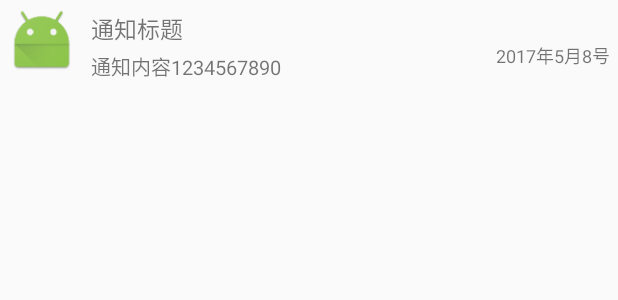
After one commit to sshhsun-code/SecurityApp, an Android app: the layout notify_data_item.xml on its own in the app's theme, with its tools: preview values and no code run, on a phone screen of 412 x 824 dp. The commit adds this screen. Shown: the top 300 px of the screen. Run offline under Robolectric (Android 15) with nearby library versions, the phone set to English and light mode, and no system bars.

Commit message:
[Notify] 通知拦截界面进行适配

```diff
--- /dev/null
+++ b/app/src/main/res/layout/notify_data_item.xml
@@ -0,0 +1,51 @@
+<?xml version="1.0" encoding="utf-8"?>
+<RelativeLayout xmlns:android="http://schemas.android.com/apk/res/android"
+    android:orientation="horizontal"
+    android:layout_width="match_parent"
+    android:paddingTop="4dp"
+    android:paddingBottom="4dp"
+    android:layout_height="55dp">
+    <ImageView
+        android:id="@+id/notify_icon"
+        android:layout_width="45dp"
+        android:layout_height="45dp"
+        android:layout_marginLeft="5dp"
+        android:background="@mipmap/ic_launcher"/>
+    <LinearLayout
+        android:id="@+id/content_layout"
+        android:layout_marginTop="3dp"
+        android:layout_toRightOf="@+id/notify_icon"
+        android:layout_width="wrap_content"
+        android:layout_height="wrap_content"
+        android:layout_marginLeft="10dp"
+        android:orientation="vertical">
+        <TextView
+            android:id="@+id/notify_title"
+            android:singleLine="true"
+            android:layout_width="wrap_content"
+            android:layout_height="wrap_content"
+            android:maxLength="20"
+            android:textSize="15sp"
+            android:text="@string/notify_title"/>
+        <TextView
+            android:id="@+id/notify_content"
+            android:singleLine="true"
+            android:layout_marginTop="3dp"
+            android:layout_width="wrap_content"
+            android:layout_height="wrap_content"
+            android:maxLength="30"
+            android:textSize="13sp"
+            android:text="@string/notify_content"/>
+    </LinearLayout>
+    <TextView
+        android:id="@+id/notify_when"
+        android:singleLine="true"
+        android:layout_alignParentRight="true"
+        android:paddingBottom="5dp"
+        android:layout_width="wrap_content"
+        android:layout_marginRight="5dp"
+        android:layout_alignParentBottom="true"
+        android:layout_height="wrap_content"
+        android:textSize="12sp"
+        android:text="@string/notify_when"/>
+</RelativeLayout>
--- a/app/src/main/res/values/strings.xml
+++ b/app/src/main/res/values/strings.xml
@@ -4,4 +4,7 @@
     <string name="normal_functions">常规功能</string>
     <string name="applock">应用锁</string>
     <string name="notificaion_manage">防通知打扰</string>
+    <string name="notify_title">通知标题</string>
+    <string name="notify_content">通知内容1234567890</string>
+    <string name="notify_when">2017年5月8号</string>
 </resources>
```
Also changed, not shown: app/src/main/java/com/example/sunqi/securityking/bean/NotifyData.java (+33 -33 lines), app/src/main/java/com/example/sunqi/securityking/service/NotificationMoniter.java (+12 -2 lines), app/src/main/java/com/example/sunqi/securityking/ui/NotificationBoxActivity.java (+7 -3 lines).
